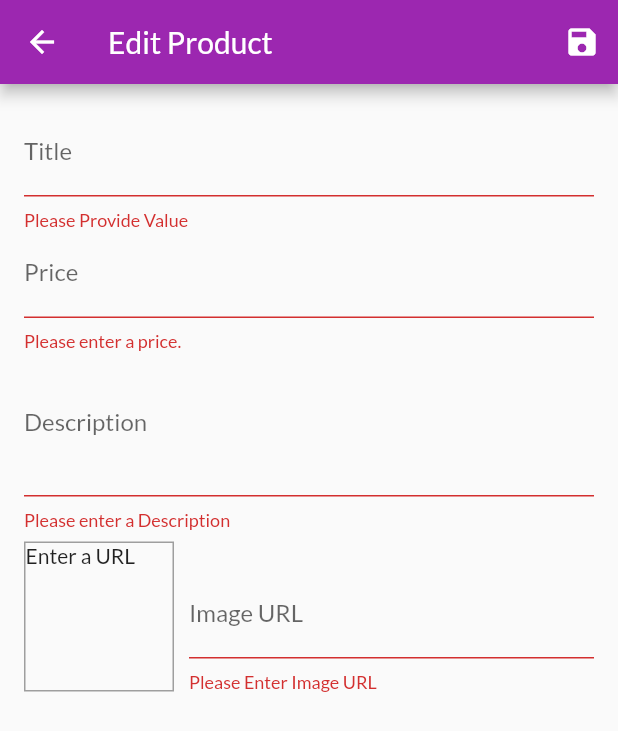
After one commit to dragonman164/Shop_App, a Flutter app: the EditProductScreen screen opened by its route, after a tap on the "save" icon, on a phone screen of 412 x 824 dp. The commit adds this screen. Shown: the top 731 px of the screen. Run offline on Flutter 3.47's test engine with Material 2 defaults, Android fonts, the phone set to English and light mode, and no system bars; network calls fail.

Commit message:
Version Two

```diff
--- a/lib/main.dart
+++ b/lib/main.dart
@@ -7,6 +7,8 @@ import 'screens/product_detail_screen.dart';
 import 'providers/products.dart';
 import 'providers/cart.dart';
 import 'screens/orders_screen.dart';
+import 'screens/user_products_screen.dart';
+import 'screens/edit_product_screen.dart';
 
 void main() => runApp(MyApp());
 
@@ -37,6 +39,8 @@ class MyApp extends StatelessWidget {
           ProductDetailScreen.routeName : (ctx) => ProductDetailScreen(),
           CartScreen.routeName: (ctx) =>CartScreen(),
           OrdersScreen.routeName:(ctx)=>OrdersScreen(),
+          UserProductsScreen.routeName:(ctx)=>UserProductsScreen(),
+          EditProductScreen.routeName:(ctx)=>EditProductScreen(),
         },
       ),
     );
--- a/lib/providers/products.dart
+++ b/lib/providers/products.dart
@@ -60,9 +60,27 @@ class Products with ChangeNotifier{
     return _items.firstWhere((prod) =>  prod.id ==id);
   }
 
-  void addProduct() {
-   // _items.add(value);
+  void addProduct(Product product) {
+    final newProduct = Product(title: product.title,
+    description: product.description,
+    price: product.price,
+    imageUrl: product.imageUrl,
+    id: DateTime.now().toString());
+    _items.add(newProduct);
     notifyListeners();
   }
 
+void updateProduct(String id,Product newProduct){
+    final prodIndex= _items.indexWhere((prod) => prod.id==id);
+    if(prodIndex>=0) {
+      _items[prodIndex] = newProduct;
+      notifyListeners();
+    }
+
 }
+
+void deleteProduct(String id){
+    _items.removeWhere((prod) => prod.id==id);
+    notifyListeners();
+}
+}
--- /dev/null
+++ b/lib/screens/edit_product_screen.dart
@@ -0,0 +1,240 @@
+import 'package:flutter/material.dart';
+import 'package:provider/provider.dart';
+import '../providers/product.dart';
+import '../providers/products.dart';
+
+class EditProductScreen extends StatefulWidget {
+  static const routeName = '/edit-product';
+
+  @override
+  _EditProductScreenState createState() => _EditProductScreenState();
+}
+
+class _EditProductScreenState extends State<EditProductScreen> {
+  final _priceFocusNode = FocusNode();
+  final _descriptionFocusNode = FocusNode();
+  final _imageUrlController = TextEditingController();
+  final _imageUrlFocusNode = FocusNode();
+  final _form = GlobalKey<FormState>();
+  var _editedProduct = Product(id: null,title: '',price: 0,imageUrl: '',description: '');
+  var _initValues = {
+    'title':'',
+    'description':'',
+    'price':'',
+    'imageUrl':'',
+
+  };
+  var _isInit = true;
+  @override
+
+  void initState() {
+    _imageUrlFocusNode.addListener(_updateImageUrl);
+    super.initState();
+  }
+
+  @override
+  void didChangeDependencies() {
+   if(_isInit) {
+     final productId = ModalRoute.of(context).settings.arguments as String;
+     if(productId !=null) {
+     _editedProduct = Provider.of<Products>(context,listen: false).findById(productId);
+   _initValues = {
+     'title': _editedProduct.title,
+     'description': _editedProduct.description,
+     'price': _editedProduct.price.toString(),
+     //'imageUrl': _editedProduct.imageUrl,
+     'imageUrl':'',
+   };
+   _imageUrlController.text = _editedProduct.imageUrl;
+   }
+   }
+     _isInit = false;
+    super.didChangeDependencies();
+  }
+
+  void _updateImageUrl(){
+          if(!_imageUrlFocusNode.hasFocus){
+            if(_imageUrlController.text.isEmpty || !_imageUrlController.text.startsWith('http') || (!_imageUrlController.text.endsWith('.png') && !_imageUrlController.text.endsWith('.jpg') && !_imageUrlController.text.endsWith('jpeg')))
+              return ;
+            setState(() {});
+          }
+  }
+  void dispose() {
+    _imageUrlFocusNode.removeListener(_updateImageUrl);
+    _priceFocusNode.dispose();
+    _descriptionFocusNode.dispose();
+    _imageUrlController.dispose();
+    _imageUrlFocusNode.dispose();
+    super.dispose();
+  }
+
+  void _saveFrom(){
+    final isValid = _form.currentState.validate();
+    if(!isValid){
+      return ;
+    }
+   _form.currentState.save();
+    if(_editedProduct.id!=null){
+      Provider.of<Products>(context,listen: false).updateProduct(_editedProduct.id,_editedProduct);
+    }else
+    Provider.of<Products>(context,listen: false).addProduct(_editedProduct);
+   Navigator.of(context).pop();
+  }
+
+  Widget build(BuildContext context) {
+    return Scaffold(
+      appBar: AppBar(
+        title: Text('Edit Product'),
+        actions: [
+          IconButton(icon: Icon(Icons.save),
+            onPressed: _saveFrom,
+          )
+        ],
+
+      ),
+      body: Padding(
+        padding: const EdgeInsets.all(16.0),
+        child: Form(
+          key: _form,
+            child: ListView(
+          children: [
+            TextFormField(
+              initialValue: _initValues['title'],
+              decoration: InputDecoration(labelText: 'Title'),
+              textInputAction: TextInputAction.next,
+              onFieldSubmitted: (_) {
+                FocusScope.of(context).requestFocus(_priceFocusNode);
+              },
+              validator: (value) {
+                if(value.isEmpty)
+                  return 'Please Provide Value';
+                return null;
+              },
+              onSaved: (value){
+                _editedProduct = Product(
+                  title: value,
+                  price: _editedProduct.price,
+                  description: _editedProduct.description,
+                  imageUrl: _editedProduct.imageUrl,
+                  id:_editedProduct.id,
+                  isFavorite: _editedProduct.isFavorite,
+
+                );
+              },
+            ),
+            TextFormField(
+                initialValue: _initValues['price'],
+              decoration: InputDecoration(labelText: 'Price'),
+              textInputAction: TextInputAction.next,
+              keyboardType: TextInputType.number,
+              focusNode: _priceFocusNode,
+              onFieldSubmitted: (_) {
+                FocusScope.of(context).requestFocus(_descriptionFocusNode);
+              },
+              validator: (value) {
+                if(value.isEmpty)
+                  return 'Please enter a price.';
+                else if (double.tryParse(value)==null)
+                  return 'Please enter a valid Number';
+                else if (double.parse(value)<=0)
+                  return 'Please Enter a number greater than 0';
+                return null;
+              },
+              onSaved: (value){
+                _editedProduct = Product(
+                  title: _editedProduct.title,
+                  price: double.parse(value),
+                  description: _editedProduct.description,
+                  imageUrl: _editedProduct.imageUrl,
+                  id:_editedProduct.id,
+                  isFavorite: _editedProduct.isFavorite,
+
+                );
+
+              },
+            ),
+            TextFormField(
+              initialValue: _initValues['description'],
+              decoration: InputDecoration(labelText: 'Description'),
+              maxLines: 3,
+              keyboardType: TextInputType.multiline,
+              focusNode: _descriptionFocusNode,
+              validator: (value) {
+                if(value.isEmpty)
+                  return 'Please enter a Description';
+                else if (value.length<10)
+                  return 'Should be at least 10 characters long';
+                return null;
+              },
+              onSaved: (value){
+                _editedProduct = Product(
+                  title: _editedProduct.title,
+                  price: _editedProduct.price,
+                  description: value,
+                  imageUrl: _editedProduct.imageUrl,
+                  id:_editedProduct.id,
+                  isFavorite: _editedProduct.isFavorite,
+
+                );
+              },
+            ),
+
+            Row(
+              crossAxisAlignment: CrossAxisAlignment.end,
+              children: [
+                Container(
+                  width: 100,
+                  height: 100,
+                  margin: EdgeInsets.only(top: 8, right: 10),
+                  decoration: BoxDecoration(
+                    border: Border.all(width: 1, color: Colors.grey),
+                  ),
+                  child: _imageUrlController.text.isEmpty
+                      ? Text('Enter a URL')
+                      : FittedBox(
+                          child: Image.network(_imageUrlController.text),
+                     fit: BoxFit.cover,
+                        ),
+                ),
+                Expanded(
+                  child: TextFormField(
+                    decoration: InputDecoration(
+                      labelText: 'Image URL',
+                    ),
+                    keyboardType: TextInputType.url,
+                    textInputAction: TextInputAction.done,
+                    controller: _imageUrlController,
+                    focusNode: _imageUrlFocusNode,
+                    onFieldSubmitted: (_) {
+                      _saveFrom();
+                    },
+                    validator: (value) {
+                      if(value.isEmpty)
+                        return 'Please Enter Image URL';
+                      else if (!value.startsWith('http'))
+                        return 'Please Enter a valid URL';
+                      else if (!value.endsWith('.png') && !value.endsWith('.jpg') && !value.endsWith('jpeg'))
+                        return 'Please Enter a valid URL';
+                      return null;
+                    },
+                    onSaved: (value){
+                      _editedProduct = Product(
+                        title: _editedProduct.title,
+                        price: _editedProduct.price,
+                        description: _editedProduct.description,
+                        imageUrl: value,
+                        id:_editedProduct.id,
+                        isFavorite: _editedProduct.isFavorite,
+
+                      );
+                    },
+                  ),
+                ),
+              ],
+            ),
+          ],
+        )),
+      ),
+    );
+  }
+}
--- a/lib/widgets/app_drawer.dart
+++ b/lib/widgets/app_drawer.dart
@@ -1,5 +1,6 @@
 import 'package:flutter/material.dart';
 import '../screens/orders_screen.dart';
+import '../screens/user_products_screen.dart';
 
 class AppDrawer extends StatelessWidget {
   @override
@@ -20,7 +21,12 @@ class AppDrawer extends StatelessWidget {
             onTap: () {
               Navigator.of(context).pushReplacementNamed(OrdersScreen.routeName);
             },),
-
+       Divider(),
+          ListTile(leading: Icon(Icons.edit),
+            title: Text('Manage Products'),
+            onTap: () {
+              Navigator.of(context).pushReplacementNamed(UserProductsScreen.routeName);
+            },),
         ],
       ),
     );
```
Also changed, not shown: lib/providers/cart.dart (+17 -0 lines), lib/screens/user_products_screen.dart (added, +42 -0 lines), lib/widgets/cart_item.dart (+31 -12 lines), lib/widgets/product_item.dart (+13 -0 lines), lib/widgets/user_product_item.dart (added, +43 -0 lines).
